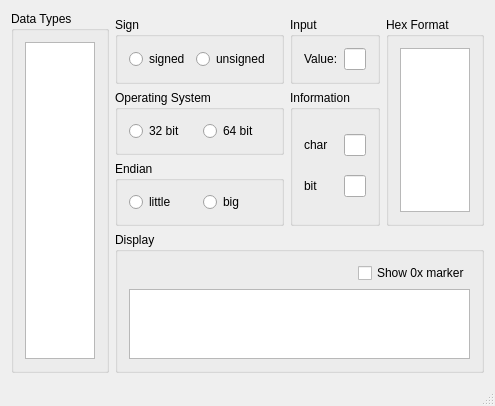
Above: DataTypeInMemory/mainwindow.ui from thinkexist1989/DataTypeInMemory before the change. Below: the same form after it.
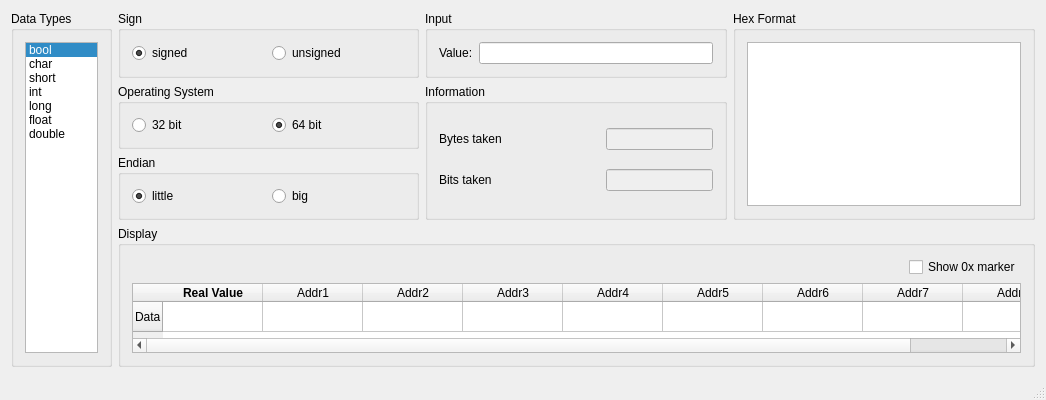
That is the form after the change.

Commit message: 加入点击listWidget相关的槽

Diff of the .ui file:
```diff
--- a/DataTypeInMemory/mainwindow.ui
+++ b/DataTypeInMemory/mainwindow.ui
@@ -6,15 +6,15 @@
    <rect>
     <x>0</x>
     <y>0</y>
-    <width>477</width>
-    <height>344</height>
+    <width>1046</width>
+    <height>399</height>
    </rect>
   </property>
   <property name="windowTitle">
    <string>Data Type In Memory</string>
   </property>
   <widget class="QWidget" name="centralWidget">
-   <layout class="QGridLayout" name="gridLayout_9">
+   <layout class="QGridLayout" name="gridLayout_9" columnstretch="1,3,3,3">
     <item row="3" column="1">
      <widget class="QGroupBox" name="groupBox_4">
       <property name="title">
@@ -26,6 +26,9 @@
          <property name="text">
           <string>little</string>
          </property>
+         <property name="checked">
+          <bool>true</bool>
+         </property>
         </widget>
        </item>
        <item row="0" column="1">
@@ -38,38 +41,6 @@
       </layout>
      </widget>
     </item>
-    <item row="4" column="1" colspan="3">
-     <widget class="QGroupBox" name="groupBox_5">
-      <property name="title">
-       <string>Display</string>
-      </property>
-      <layout class="QGridLayout" name="gridLayout_6">
-       <item row="0" column="0">
-        <spacer name="horizontalSpacer">
-         <property name="orientation">
-          <enum>Qt::Horizontal</enum>
-         </property>
-         <property name="sizeHint" stdset="0">
-          <size>
-           <width>224</width>
-           <height>20</height>
-          </size>
-         </property>
-        </spacer>
-       </item>
-       <item row="0" column="1">
-        <widget class="QCheckBox" name="checkBox">
-         <property name="text">
-          <string>Show 0x marker</string>
-         </property>
-        </widget>
-       </item>
-       <item row="1" column="0" colspan="2">
-        <widget class="QTableWidget" name="tableWidget"/>
-       </item>
-      </layout>
-     </widget>
-    </item>
     <item row="2" column="1">
      <widget class="QGroupBox" name="groupBox_3">
       <property name="title">
@@ -88,6 +59,9 @@
          <property name="text">
           <string>64 bit</string>
          </property>
+         <property name="checked">
+          <bool>true</bool>
+         </property>
         </widget>
        </item>
       </layout>
@@ -104,6 +78,9 @@
          <property name="text">
           <string>signed</string>
          </property>
+         <property name="checked">
+          <bool>true</bool>
+         </property>
         </widget>
        </item>
        <item row="0" column="1">
@@ -123,22 +100,36 @@
       </property>
       <layout class="QGridLayout" name="gridLayout_2" columnstretch="3,2">
        <item row="0" column="1">
-        <widget class="QLineEdit" name="lineEdit"/>
+        <widget class="QLineEdit" name="bytesInfoLineEdit">
+         <property name="enabled">
+          <bool>false</bool>
+         </property>
+         <property name="readOnly">
+          <bool>true</bool>
+         </property>
+        </widget>
        </item>
        <item row="2" column="0">
         <widget class="QLabel" name="label_2">
          <property name="text">
-          <string>bit</string>
+          <string>Bits taken</string>
          </property>
         </widget>
        </item>
        <item row="2" column="1">
-        <widget class="QLineEdit" name="lineEdit_2"/>
+        <widget class="QLineEdit" name="BitsInfoLineEdit">
+         <property name="enabled">
+          <bool>false</bool>
+         </property>
+         <property name="readOnly">
+          <bool>true</bool>
+         </property>
+        </widget>
        </item>
        <item row="0" column="0">
         <widget class="QLabel" name="label">
          <property name="text">
-          <string>char</string>
+          <string>Bytes taken</string>
          </property>
         </widget>
        </item>
@@ -176,14 +167,169 @@
       </layout>
      </widget>
     </item>
-    <item row="0" column="0" rowspan="5">
+    <item row="1" column="0" rowspan="4">
      <widget class="QGroupBox" name="dataTypeBox">
       <property name="title">
        <string>Data Types</string>
       </property>
       <layout class="QGridLayout" name="gridLayout">
+       <item row="0" column="0">
+        <widget class="QListWidget" name="dataTypeList">
+         <property name="currentRow">
+          <number>0</number>
+         </property>
+         <property name="sortingEnabled">
+          <bool>true</bool>
+         </property>
+         <item>
+          <property name="text">
+           <string>bool</string>
+          </property>
+         </item>
+         <item>
+          <property name="text">
+           <string>char</string>
+          </property>
+         </item>
+         <item>
+          <property name="text">
+           <string>short</string>
+          </property>
+         </item>
+         <item>
+          <property name="text">
+           <string>int</string>
+          </property>
+         </item>
+         <item>
+          <property name="text">
+           <string>long</string>
+          </property>
+         </item>
+         <item>
+          <property name="text">
+           <string>float</string>
+          </property>
+         </item>
+         <item>
+          <property name="text">
+           <string>double</string>
+          </property>
+         </item>
+        </widget>
+       </item>
+      </layout>
+     </widget>
+    </item>
+    <item row="4" column="1" colspan="3">
+     <widget class="QGroupBox" name="groupBox_5">
+      <property name="title">
+       <string>Display</string>
+      </property>
+      <layout class="QGridLayout" name="gridLayout_6">
        <item row="0" column="1">
-        <widget class="QListWidget" name="dataTypeList"/>
+        <widget class="QCheckBox" name="showMarkerCheckBox">
+         <property name="text">
+          <string>Show 0x marker</string>
+         </property>
+        </widget>
+       </item>
+       <item row="0" column="0">
+        <spacer name="horizontalSpacer">
+         <property name="orientation">
+          <enum>Qt::Horizontal</enum>
+         </property>
+         <property name="sizeHint" stdset="0">
+          <size>
+           <width>224</width>
+           <height>20</height>
+          </size>
+         </property>
+        </spacer>
+       </item>
+       <item row="1" column="0" colspan="2">
+        <widget class="QTableWidget" name="showMemTableWidget">
+         <attribute name="verticalHeaderStretchLastSection">
+          <bool>false</bool>
+         </attribute>
+         <row>
+          <property name="text">
+           <string>Data</string>
+          </property>
+         </row>
+         <column>
+          <property name="text">
+           <string>Real Value</string>
+          </property>
+          <property name="font">
+           <font>
+            <weight>75</weight>
+            <bold>true</bold>
+           </font>
+          </property>
+          <property name="background">
+           <color>
+            <red>85</red>
+            <green>255</green>
+            <blue>255</blue>
+           </color>
+          </property>
+         </column>
+         <column>
+          <property name="text">
+           <string>Addr1</string>
+          </property>
+         </column>
+         <column>
+          <property name="text">
+           <string>Addr2</string>
+          </property>
+         </column>
+         <column>
+          <property name="text">
+           <string>Addr3</string>
+          </property>
+         </column>
+         <column>
+          <property name="text">
+           <string>Addr4</string>
+          </property>
+         </column>
+         <column>
+          <property name="text">
+           <string>Addr5</string>
+          </property>
+         </column>
+         <column>
+          <property name="text">
+           <string>Addr6</string>
+          </property>
+         </column>
+         <column>
+          <property name="text">
+           <string>Addr7</string>
+          </property>
+         </column>
+         <column>
+          <property name="text">
+           <string>Addr8</string>
+          </property>
+         </column>
+         <item row="0" column="0">
+          <property name="text">
+           <string/>
+          </property>
+          <property name="background">
+           <brush brushstyle="NoBrush">
+            <color alpha="255">
+             <red>85</red>
+             <green>255</green>
+             <blue>255</blue>
+            </color>
+           </brush>
+          </property>
+         </item>
+        </widget>
        </item>
       </layout>
      </widget>
```
Left out of the diff: 16 changed lines with no effect on the pictures. The commit also changes 2 other files.
